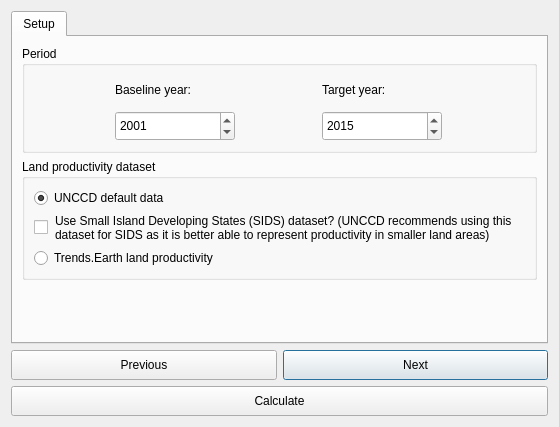
This is LDMP/gui/DlgCalculateSDGOneStep.ui in ConservationInternational/trends.earth as Qt 5 draws it before an edit. The edited form follows.
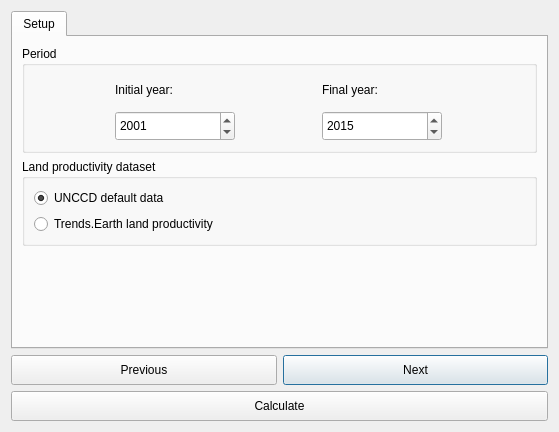
This is the edited form.

Commit message: Finish skeleton for one step SDG calculation.

What changed in the file:
```diff
--- a/LDMP/gui/DlgCalculateSDGOneStep.ui
+++ b/LDMP/gui/DlgCalculateSDGOneStep.ui
@@ -7,7 +7,7 @@
     <x>0</x>
     <y>0</y>
     <width>559</width>
-    <height>427</height>
+    <height>432</height>
    </rect>
   </property>
   <property name="sizePolicy">
@@ -72,7 +72,7 @@
              </font>
             </property>
             <property name="text">
-             <string>Baseline year:</string>
+             <string>Initial year:</string>
             </property>
            </widget>
           </item>
@@ -85,7 +85,7 @@
              </size>
             </property>
             <property name="text">
-             <string>Target year:</string>
+             <string>Final year:</string>
             </property>
            </widget>
           </item>
@@ -200,29 +200,6 @@
           <string>Land productivity dataset</string>
          </property>
          <layout class="QGridLayout" name="gridLayout">
-          <item row="1" column="0">
-           <widget class="QCheckBox" name="checkBox">
-            <property name="maximumSize">
-             <size>
-              <width>15</width>
-              <height>16777215</height>
-             </size>
-            </property>
-            <property name="text">
-             <string/>
-            </property>
-           </widget>
-          </item>
-          <item row="1" column="1">
-           <widget class="QLabel" name="label">
-            <property name="text">
-             <string>Use Small Island Developing States (SIDS) dataset? (UNCCD recommends using this dataset for SIDS as it is better able to represent productivity in smaller land areas)</string>
-            </property>
-            <property name="wordWrap">
-             <bool>true</bool>
-            </property>
-           </widget>
-          </item>
           <item row="0" column="0" colspan="2">
            <widget class="QRadioButton" name="radioButton_2">
             <property name="text">
@@ -233,7 +210,7 @@
             </property>
            </widget>
           </item>
-          <item row="2" column="0" colspan="2">
+          <item row="1" column="0" colspan="2">
            <widget class="QRadioButton" name="radioButton">
             <property name="text">
              <string>Trends.Earth land productivity</string>
```
Left out of the diff: 4 changed lines with no effect on the pictures. The commit also changes 2 other files.
